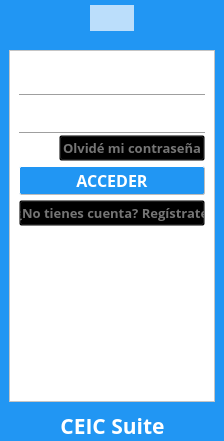
Old version of the form interface/qt/ui/login.ui in the repository usbceic/ceic-sv.
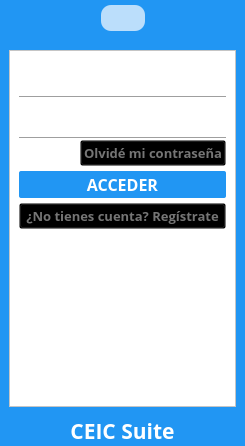
New version of the form. Icons and pictures are not drawn.

Commit message: Login minimo v2

What changed in the file:
```diff
--- a/interface/qt/ui/login.ui
+++ b/interface/qt/ui/login.ui
@@ -9,8 +9,8 @@
    <rect>
     <x>0</x>
     <y>0</y>
-    <width>224</width>
-    <height>441</height>
+    <width>245</width>
+    <height>446</height>
    </rect>
   </property>
   <property name="windowTitle">
@@ -80,7 +80,7 @@
 #header {
     background: #BBDEFB;
     border: 1px inline transparent;
-    border-radius: 25px;
+    border-radius: 10px;
     min-width: 5em;
     min-height: 5em;
     padding: 6px;
@@ -110,7 +110,7 @@
 /*Estilo por defecto de los botones para acceder/continuar/aceptar*/
 #button4, #button6, #button8 {
     color: #FFFFFF;
-    border: 1px outset #BDBDBD;
+    border: 1px outline #BDBDBD;
     border-radius: 2px;
     background: #2196F3;
     min-height: 3em;
```
